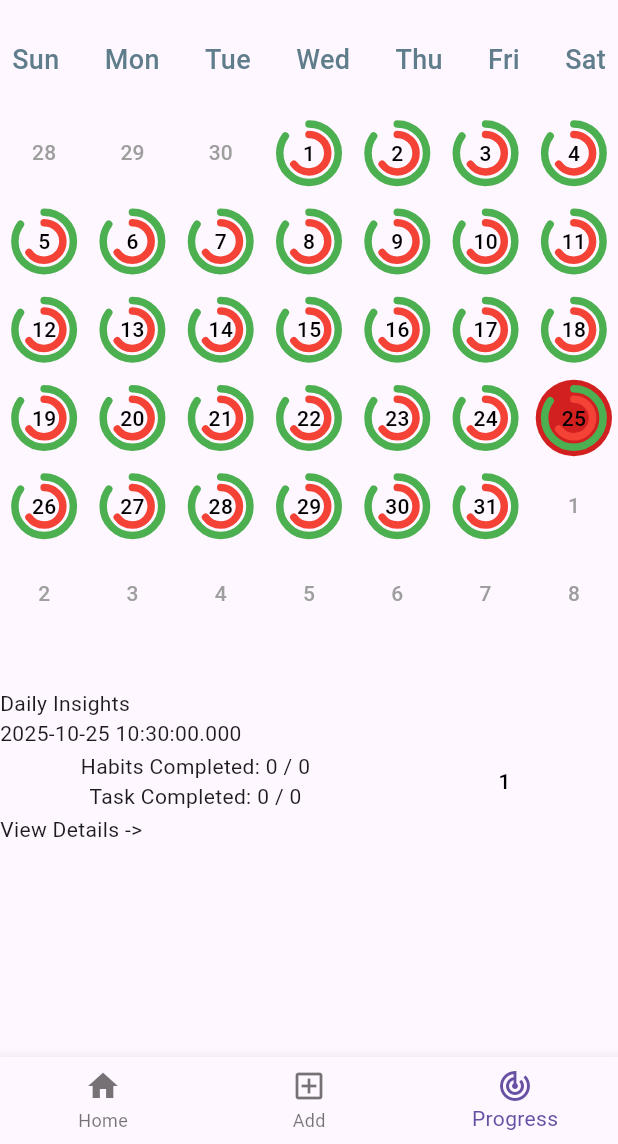
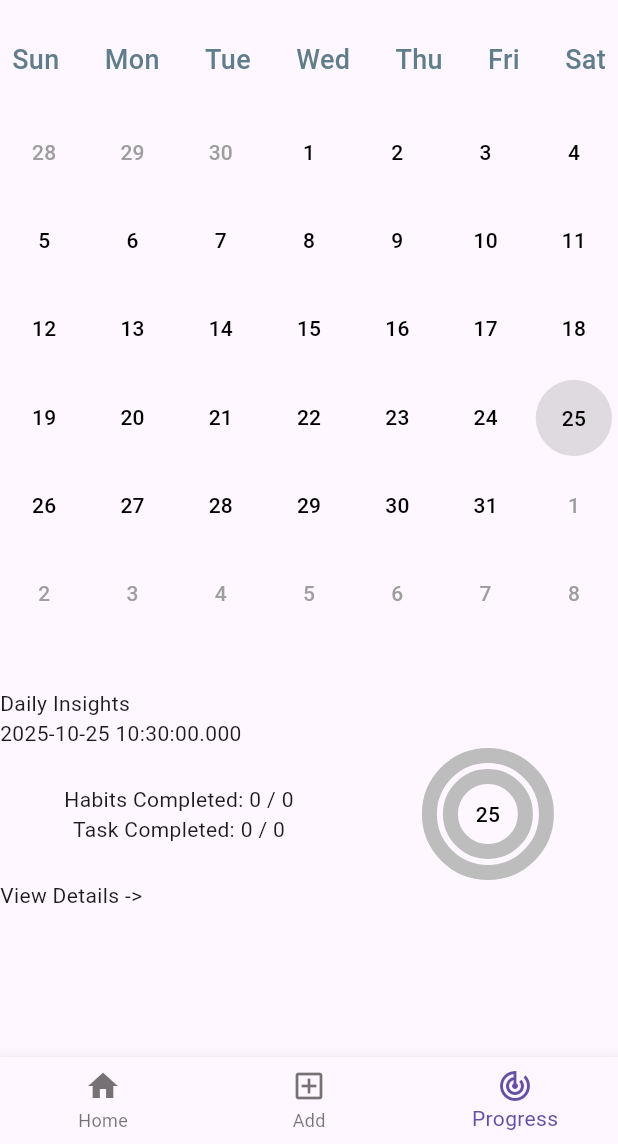
Before and after one commit to Samyak0-0/habitican, a Flutter app: the screen it shows after launch, item 3 of the bottom bar chosen, on a phone screen of 412 x 824 dp, the part 92-1236 px from its top. Run offline on Flutter 3.47's test engine with Material 3 defaults, Android fonts, the phone set to English and light mode, and no system bars; drawn by our look-alikes of percent_indicator; our stand-ins replace date_picker_timeline, flutter_svg, gap, hive, hive_flutter; accounts and stored records are empty.

Commit message:
fixing tracker screen related objects

```diff
--- a/lib/pages/tracker_screen.dart
+++ b/lib/pages/tracker_screen.dart
@@ -20,10 +20,7 @@ class _TrackerScreenState extends State<TrackerScreen> {
   Widget build(BuildContext context) {
     final globalState = Provider.of<GlobalStateProvider>(context);
     final selectedDate = globalState.selectedDate;
-
-    DailyRecord? selectedDateRecord = boxDailyRecords.get(
-      selectedDate.toString().split(" ")[0],
-    );
+    final selectedDateRecord = globalState.selectedDateRecord;
 
     if (selectedDateRecord == null) {
       return Column(
@@ -53,32 +50,6 @@ class _TrackerScreenState extends State<TrackerScreen> {
       );
     }
 
-    int completedHabits =
-        selectedDateRecord.isHabitCompleted?.where((e) => e == true).length ??
-        0;
-    int completedTasks =
-        selectedDateRecord.isTaskCompleted?.where((e) => e == true).length ?? 0;
-    int completedDailyTasks =
-        selectedDateRecord.isDailyTaskCompleted
-            ?.where((e) => e == true)
-            .length ??
-        0;
-
-    int habitLength = selectedDateRecord.isHabitCompleted!.length;
-    int taskLength = selectedDateRecord.isTaskCompleted!.length;
-    int dailyTasksLength = selectedDateRecord.isDailyTaskCompleted!.length;
-
-    double habitPercent = selectedDateRecord.isHabitCompleted!.isNotEmpty
-        ? completedHabits / habitLength
-        : 0;
-    double taskPercent = selectedDateRecord.isTaskCompleted!.isNotEmpty
-        ? completedHabits / taskLength
-        : 0;
-    double dailyTaskPercent =
-        selectedDateRecord.isDailyTaskCompleted!.isNotEmpty
-        ? completedHabits / dailyTasksLength
-        : 0;
-
     return Column(
       children: [
         Row(
@@ -105,16 +76,24 @@ class _TrackerScreenState extends State<TrackerScreen> {
                 children: [
                   Column(
                     children: [
-                      Text("Habits Completed: $completedHabits / $habitLength"),
                       Text(
-                        "Task Completed: ${completedTasks + completedDailyTasks} / ${taskLength + dailyTasksLength}",
+                        "Habits Completed: ${globalState.completedHabits} / ${globalState.habitLength}",
+                      ),
+                      Text(
+                        "Task Completed: ${globalState.completedTasks + globalState.completedDailyTasks} / ${globalState.taskLength + globalState.dailyTasksLength}",
                       ),
                     ],
                   ),
                   DayProgressCircularBar(
-                    date: '1',
-                    habitPercent: habitPercent,
-                    taskPercent: (taskPercent + dailyTaskPercent) / 2,
+                    date: selectedDate.day.toString(),
+                    habitPercent: globalState.habitPercent,
+                    taskPercent:
+                        (globalState.taskPercent +
+                            globalState.dailyTaskPercent) /
+                        2,
+                    transparent: false,
+                    sizeMultiplier: 2,
+                    widthMulitplier: 2,
                   ),
                 ],
               ),
--- a/lib/utils/calendarr.dart
+++ b/lib/utils/calendarr.dart
@@ -1,5 +1,7 @@
 import 'package:flutter/material.dart';
 import 'package:gap/gap.dart';
+import 'package:habitican/database/boxes.dart';
+import 'package:habitican/database/dailyRecord.dart';
 import 'package:habitican/utils/day_progress_circular_bar.dart';
 import 'package:habitican/utils/global_state_provider.dart';
 import 'package:provider/provider.dart';
@@ -119,38 +121,11 @@ class _MonthlyScreenState extends State<MonthlyScreen> {
               bool isCurrentMonth = date.month == currentMonth.month;
               bool isSelected = _isSameDate(globalState.selectedDate, date);
 
-              if (isSelected) {
-                return Padding(
-                  padding: const EdgeInsets.all(4.0),
-                  child: GestureDetector(
-                    onTap: () {
-                      setState(() {
-                        // update provider
-                        globalState.setSelectedDate(date);
-                      });
-                    },
-                    child: CircleAvatar(
-                      backgroundColor: isCurrentMonth
-                          ? const Color.fromARGB(230, 205, 8, 8)
-                          : const Color.fromARGB(228, 213, 4, 4),
-                      child: isCurrentMonth
-                          ? DayProgressCircularBar(
-                              date: date.day.toString(),
-                            )
-                          : Text(
-                              date.day.toString(),
-                              style: TextStyle(
-                                fontWeight: FontWeight.w500,
-                                fontSize: 14,
-                                color: isCurrentMonth
-                                    ? Colors.black
-                                    : Colors.grey,
-                              ),
-                            ),
-                    ),
-                  ),
-                );
-              }
+              final appState = Provider.of<GlobalStateProvider>(context);
+              DailyRecord? dailyRecord = boxDailyRecords.get(
+                date.toString().split(" ")[0],
+              );
+
               return Padding(
                 padding: const EdgeInsets.all(4.0),
                 child: GestureDetector(
@@ -159,12 +134,17 @@ class _MonthlyScreenState extends State<MonthlyScreen> {
                     globalState.setSelectedDate(date);
                   },
                   child: CircleAvatar(
-                    backgroundColor: isCurrentMonth
-                        ? Colors.transparent
+                    backgroundColor: isSelected
+                        ? Colors.black12
                         : Colors.transparent,
-                    child: isCurrentMonth
+                    child: isCurrentMonth && dailyRecord != null
                         ? DayProgressCircularBar(
                             date: date.day.toString(),
+                            habitPercent: appState.habitPercent,
+                            taskPercent:
+                                (appState.taskPercent +
+                                    appState.dailyTaskPercent) /
+                                2,
                           )
                         : Text(
                             date.day.toString(),
--- a/lib/utils/day_progress_circular_bar.dart
+++ b/lib/utils/day_progress_circular_bar.dart
@@ -5,29 +5,37 @@ class DayProgressCircularBar extends StatelessWidget {
   final double habitPercent;
   final double taskPercent;
   final String date;
+  final bool transparent;
+  final double sizeMultiplier;
+  final double widthMulitplier;
   const DayProgressCircularBar({
     super.key,
     this.habitPercent = 0.85,
     this.taskPercent = 0.65,
+    this.transparent = true,
+    this.sizeMultiplier = 1,
+    this.widthMulitplier = 1,
     required this.date,
   });
 
   @override
   Widget build(BuildContext context) {
     return CircularPercentIndicator(
-      radius: 22.0,
-      lineWidth: 5.0,
+      radius: 22.0 * sizeMultiplier,
+      lineWidth: 5.0 * widthMulitplier,
       percent: habitPercent,
       circularStrokeCap: CircularStrokeCap.round,
-      backgroundColor: Colors.transparent,
+      backgroundColor: transparent ? Colors.transparent : Colors.grey.shade400,
       progressColor: Colors.green,
 
       center: CircularPercentIndicator(
-        radius: 15.0,
-        lineWidth: 5.0,
+        radius: 15.0 * sizeMultiplier,
+        lineWidth: 5.0 * widthMulitplier,
         percent: taskPercent,
         circularStrokeCap: CircularStrokeCap.round,
-        backgroundColor: Colors.transparent,
+        backgroundColor: transparent
+            ? Colors.transparent
+            : Colors.grey.shade400,
         progressColor: Colors.red,
         center: Text(
           date,
--- a/lib/utils/global_state_provider.dart
+++ b/lib/utils/global_state_provider.dart
@@ -1,14 +1,49 @@
 import 'package:flutter/material.dart';
+import 'package:habitican/database/boxes.dart';
+import 'package:habitican/database/dailyRecord.dart';
 // import 'package:habitican/database/tasks.dart';
 // import 'package:hive/hive.dart';
 
 class GlobalStateProvider extends ChangeNotifier {
   DateTime selectedDate = DateTime.now();
+  DailyRecord? selectedDateRecord = boxDailyRecords.get(
+    DateTime.now().toString().split(" ")[0],
+  );
 
   void setSelectedDate(DateTime date) {
     selectedDate = date;
+    selectedDateRecord = boxDailyRecords.get(
+      selectedDate.toString().split(" ")[0],
+    );
     notifyListeners();
   }
+
+  // Derived values — return 0 if the selectedDateRecord is null
+  int get completedHabits =>
+      selectedDateRecord?.isHabitCompleted.where((e) => e == true).length ?? 0;
+
+  int get completedTasks =>
+      selectedDateRecord?.isTaskCompleted.where((e) => e == true).length ?? 0;
+
+  int get completedDailyTasks =>
+      selectedDateRecord?.isDailyTaskCompleted.where((e) => e == true).length ??
+      0;
+
+  int get habitLength => selectedDateRecord?.isHabitCompleted.length ?? 0;
+
+  int get taskLength => selectedDateRecord?.isTaskCompleted.length ?? 0;
+
+  int get dailyTasksLength =>
+      selectedDateRecord?.isDailyTaskCompleted.length ?? 0;
+
+  double get habitPercent =>
+      habitLength > 0 ? completedHabits / habitLength : 0;
+
+  double get taskPercent => taskLength > 0 ? completedTasks / taskLength : 0;
+
+  double get dailyTaskPercent =>
+      dailyTasksLength > 0 ? completedDailyTasks / dailyTasksLength : 0;
+
   // BoxCollection? myCollection;
 
   // List<Tasks> completedTasks = [];
```
